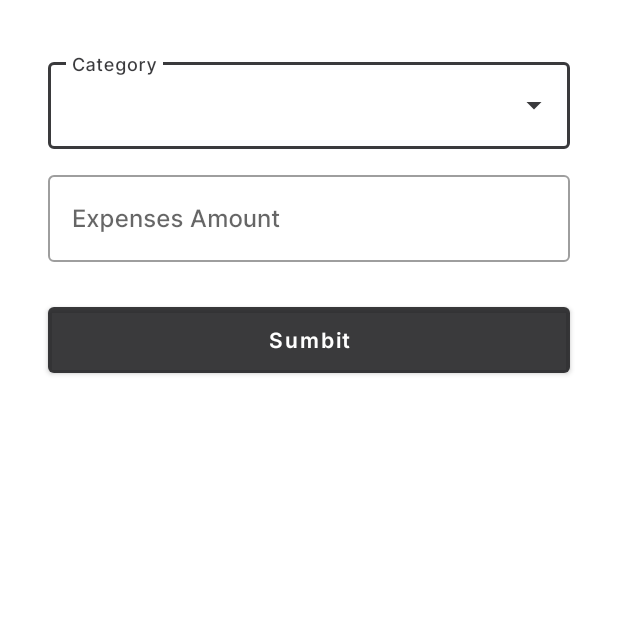
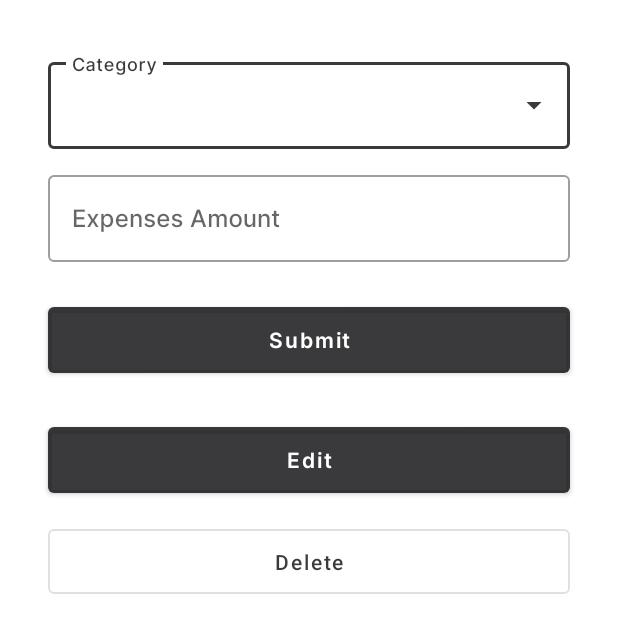
Before and after one commit to hafizhMo/Cuan-Aku, an Android app: the TransactionActivity screen opened directly, with no data from a screen before it, on a phone screen of 412 x 824 dp. Shown: the top 633 px of the screen. Run offline under Robolectric (Android 15) with nearby library versions, the phone set to English and light mode, and no system bars; 4 statements that could not run were skipped.

Commit message:
create request API update&delete transaction

```diff
--- a/app/build.gradle
+++ b/app/build.gradle
@@ -1,6 +1,7 @@
 plugins {
     id 'com.android.application'
     id 'kotlin-android'
+    id 'kotlin-android-extensions'
 }
 
 android {
--- a/app/src/main/java/com/hafizhmo/cuanaku/model/Category.kt
+++ b/app/src/main/java/com/hafizhmo/cuanaku/model/Category.kt
@@ -1,13 +1,17 @@
 package com.hafizhmo.cuanaku.model
+
+import android.os.Parcelable
+import kotlinx.android.parcel.Parcelize
 
 data class Category(
     val error: Boolean,
     val message: String,
     val categories: List<Categories>
 ){
+    @Parcelize
     data class Categories(
         val id: Int,
         val slug: String,
         val image: String
-    )
+    ): Parcelable
 }
--- a/app/src/main/java/com/hafizhmo/cuanaku/ui/activities/main/MainActivity.kt
+++ b/app/src/main/java/com/hafizhmo/cuanaku/ui/activities/main/MainActivity.kt
@@ -39,7 +39,9 @@ class MainActivity : AppCompatActivity() {
         }
 
         binding.fabMain.setOnClickListener {
-            startActivity(Intent(this, TransactionActivity::class.java))
+            val intent = Intent(this, TransactionActivity::class.java)
+            intent.putExtra(TransactionActivity.KEY_TYPE, "create")
+            startActivity(intent)
         }
 
         binding.imageIcon.setOnClickListener {
--- a/app/src/main/java/com/hafizhmo/cuanaku/ui/activities/transaction/TransactionPresenter.kt
+++ b/app/src/main/java/com/hafizhmo/cuanaku/ui/activities/transaction/TransactionPresenter.kt
@@ -51,8 +51,8 @@ class TransactionPresenter(val transactionView: TransactionView) {
 
     }
 
-    fun deleteTransaction(id: Int) {
-        val call = ApiClient.apiService.removeCurrentTransaction(id)
+    fun deleteTransaction(id: Int, token: String) {
+        val call = ApiClient.apiService.removeCurrentTransaction(id, token)
 
         call.enqueue(object : Callback<Transaction> {
             override fun onResponse(call: Call<Transaction>, response: Response<Transaction>) {
--- a/app/src/main/java/com/hafizhmo/cuanaku/utils/ApiService.kt
+++ b/app/src/main/java/com/hafizhmo/cuanaku/utils/ApiService.kt
@@ -88,7 +88,8 @@ interface ApiService {
 
     @DELETE("transaction/{id}")
     fun removeCurrentTransaction(
-        @Path("id") id: Int
+        @Path("id") id: Int,
+        @Header("Authorization") token: String
     ): Call<Transaction>
 
     //---------------------------- RELATION ----------------------------
--- a/app/src/main/res/layout/activity_transaction.xml
+++ b/app/src/main/res/layout/activity_transaction.xml
@@ -64,14 +64,27 @@
         android:textAllCaps="false" />
 
     <com.google.android.material.button.MaterialButton
+        android:id="@+id/edit_button"
+        style="@style/Widget.MaterialComponents.Button"
+        android:layout_width="match_parent"
+        android:layout_height="wrap_content"
+        android:layout_marginHorizontal="32dp"
+        android:layout_marginTop="24dp"
+        android:fontFamily="@font/inter_semibold"
+        android:paddingVertical="12dp"
+        android:text="@string/edit_label"
+        android:textAllCaps="false" />
+
+    <com.google.android.material.button.MaterialButton
         android:id="@+id/delete_button"
         style="@style/Widget.MaterialComponents.Button.OutlinedButton"
         android:layout_width="match_parent"
         android:layout_height="wrap_content"
-        android:layout_marginTop="8dp"
+        android:layout_marginHorizontal="32dp"
+        android:layout_marginTop="12dp"
         android:paddingVertical="12dp"
         android:text="@string/text_delete"
-        android:textAllCaps="false"
-        android:visibility="gone" />
+        android:textAllCaps="false" />
+
 
 </LinearLayout>
--- a/app/src/main/res/values/strings.xml
+++ b/app/src/main/res/values/strings.xml
@@ -11,13 +11,14 @@
     <string name="hint_name">Name</string>
     <string name="hint_category">Category</string>
     <string name="hint_expenses">Expenses Amount</string>
-    <string name="text_sumbit">Sumbit</string>
-    <string name="text_delete">delete</string>
+    <string name="text_sumbit">Submit</string>
+    <string name="text_delete">Delete</string>
     <string name="role_hint">Register as</string>
     <string name="login_button_label">Sign In</string>
     <string name="register_button_on_login_layout_label">Don\'t have any Account? Register</string>
     <string name="register_label">Register</string>
     <string name="login_button_on_register_layout_label">Already have an account? Sign In</string>
     <string name="logout_label">Logout</string>
+    <string name="edit_label">Edit</string>
 
 </resources>
```
Also changed, not shown: app/src/main/java/com/hafizhmo/cuanaku/model/Transactions.kt (+6 -2 lines), app/src/main/java/com/hafizhmo/cuanaku/ui/activities/transaction/TransactionActivity.kt (+71 -10 lines), app/src/main/java/com/hafizhmo/cuanaku/ui/fragments/history/HistoryAdapter.kt (+9 -0 lines), app/src/main/java/com/hafizhmo/cuanaku/ui/fragments/history/HistoryFragment.kt (+7 -4 lines).
